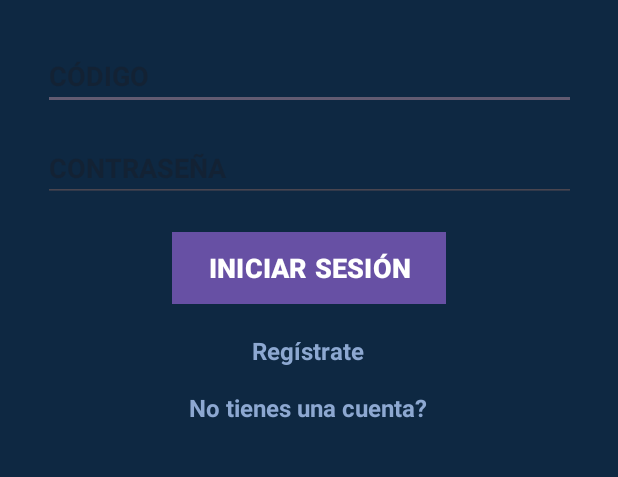
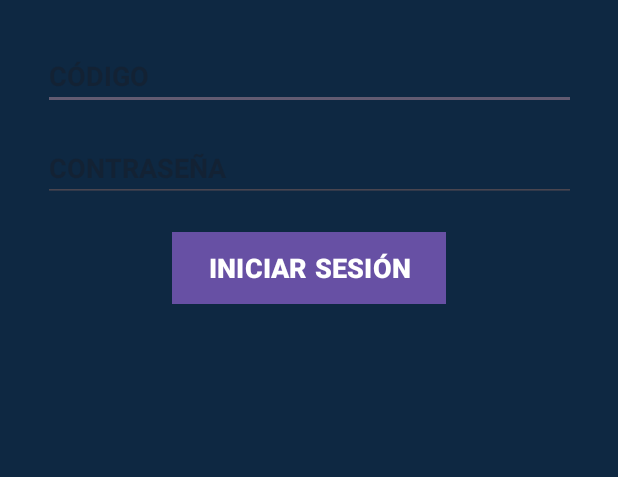
Before and after one commit to ALP300/JMG_ASCENSORES_SW2, an Android app: the screen it shows after launch (MainActivity), on a phone screen of 412 x 824 dp, the part 371-848 px from its top. Run offline under Robolectric (Android 15) with nearby library versions, the phone set to English and light mode, and no system bars.

Commit message:
Descripción de los cambios realizados

```diff
--- a/app/build.gradle.kts
+++ b/app/build.gradle.kts
@@ -8,7 +8,7 @@ android {
 
     defaultConfig {
         applicationId = "com.example.jmg_ascensores"
-        minSdk = 24
+        minSdk = 26
         targetSdk = 34
         versionCode = 1
         versionName = "1.0"
@@ -32,7 +32,7 @@ android {
 }
 
 dependencies {
-
+    implementation("org.postgresql:postgresql:42.2.9")
     implementation(libs.appcompat)
     implementation(libs.material)
     implementation(libs.activity)
--- a/app/src/main/AndroidManifest.xml
+++ b/app/src/main/AndroidManifest.xml
@@ -1,8 +1,10 @@
 <?xml version="1.0" encoding="utf-8"?>
 <manifest xmlns:android="http://schemas.android.com/apk/res/android"
     xmlns:tools="http://schemas.android.com/tools">
+    <uses-permission android:name="android.permission.INTERNET"/>
 
     <application
+
         android:allowBackup="true"
         android:dataExtractionRules="@xml/data_extraction_rules"
         android:fullBackupContent="@xml/backup_rules"
@@ -33,4 +35,5 @@
         </activity>
     </application>
 
+
 </manifest>
--- /dev/null
+++ b/app/src/main/java/com/example/jmg_ascensores/ConnectToDatabaseTask.java
@@ -0,0 +1,42 @@
+package com.example.jmg_ascensores;
+
+import android.os.AsyncTask;
+import android.util.Log;
+
+import java.sql.Connection;
+import java.sql.DriverManager;
+import java.sql.SQLException;
+
+public class ConnectToDatabaseTask extends AsyncTask<Void, Void, Connection> {
+    // Configura tus constantes de conexión
+    private static final String DB_URL = "jdbc:postgresql://dpg-cs391pjv2p9s738vcbi0-a.oregon-postgres.render.com:5432/jmg_bd";
+    private static final String USERNAME = "jmg_bd_user";
+    private static final String PASSWORD = "Z73pxTACjrn4uzswVY0I4msxc7yMzha8";
+
+    @Override
+    protected Connection doInBackground(Void... voids) {
+        Connection connection = null;
+        try {
+            // Cargar el controlador JDBC para PostgreSQL
+            Class.forName("org.postgresql.Driver");
+            // Intentar establecer la conexión
+            connection = DriverManager.getConnection(DB_URL, USERNAME, PASSWORD);
+        } catch (SQLException e) {
+            Log.e("Database", "Error de SQL: " + e.getMessage());
+        } catch (ClassNotFoundException e) {
+            Log.e("Database", "Controlador no encontrado: " + e.getMessage());
+        }
+        return connection;
+    }
+
+    @Override
+    protected void onPostExecute(Connection connection) {
+        if (connection == null) {
+            Log.e("Database", "Conexión fallida");
+        } else {
+            Log.i("Database", "Conexión exitosa");
+            // Aquí puedes cerrar la conexión si no la necesitas más
+            // try { connection.close(); } catch (SQLException e) { e.printStackTrace(); }
+        }
+    }
+}
--- /dev/null
+++ b/app/src/main/java/com/example/jmg_ascensores/DatabaseConnection.java
@@ -0,0 +1,22 @@
+package com.example.jmg_ascensores;
+
+import java.sql.Connection;
+import java.sql.DriverManager;
+import java.sql.SQLException;
+
+public class DatabaseConnection {
+    private static final String URL = "jdbc:postgresql://jmg_bd_user:Z73pxTACjrn4uzswVY0I4msxc7yMzha8@dpg-cs391pjv2p9s738vcbi0-a.oregon-postgres.render.com:5432/jmg_bd"; // Asegúrate de que la URL sea correcta
+    private static final String USER = "jmg_bd_user"; // Usuario de la base de datos
+    private static final String PASSWORD = "Z73pxTACjrn4uzswVY0I4msxc7yMzha8"; // Contraseña de la base de datos
+
+    // Método para obtener la conexión
+    public static Connection getConnection() {
+        try {
+            Class.forName("org.postgresql.Driver"); // Carga el controlador de PostgreSQL
+            return DriverManager.getConnection(URL, USER, PASSWORD); // Devuelve la conexión
+        } catch (SQLException | ClassNotFoundException e) {
+            e.printStackTrace(); // Imprime cualquier excepción que ocurra
+            return null;
+        }
+    }
+}
--- a/app/src/main/java/com/example/jmg_ascensores/MainActivity.java
+++ b/app/src/main/java/com/example/jmg_ascensores/MainActivity.java
@@ -2,23 +2,24 @@ package com.example.jmg_ascensores;
 
 import android.os.Bundle;
 
-import androidx.activity.EdgeToEdge;
+import java.sql.Connection;
+import java.sql.DriverManager;
+import java.sql.ResultSet;
+import java.sql.SQLException;
+import java.sql.Statement;
+import android.os.StrictMode;
+import android.os.Bundle;
+import android.util.Log;
 import androidx.appcompat.app.AppCompatActivity;
-import androidx.core.graphics.Insets;
-import androidx.core.view.ViewCompat;
-import androidx.core.view.WindowInsetsCompat;
 
 public class MainActivity extends AppCompatActivity {
-
     @Override
     protected void onCreate(Bundle savedInstanceState) {
         super.onCreate(savedInstanceState);
-        EdgeToEdge.enable(this);
         setContentView(R.layout.iniciar_sesion);
-        ViewCompat.setOnApplyWindowInsetsListener(findViewById(R.id.main), (v, insets) -> {
-            Insets systemBars = insets.getInsets(WindowInsetsCompat.Type.systemBars());
-            v.setPadding(systemBars.left, systemBars.top, systemBars.right, systemBars.bottom);
-            return insets;
-        });
+
+        new ConnectToDatabaseTask().execute();  // Ejecutar el AsyncTask
     }
+
+
 }
--- a/app/src/main/res/layout/iniciar_sesion.xml
+++ b/app/src/main/res/layout/iniciar_sesion.xml
@@ -61,32 +61,6 @@ android:background="#00BFFF"
     app:layout_constraintStart_toStartOf="parent"
     app:layout_constraintTop_toBottomOf="@id/password_input_text" /> <!-- Update constraint -->
 
-<TextView
-android:id="@+id/register_link"
-android:layout_width="wrap_content"
-android:layout_height="wrap_content"
-android:layout_marginTop="20dp"
-android:text="Regístrate"
-android:textColor="#8DA8D1"
-android:textSize="16sp"
-android:textStyle="bold"
-app:layout_constraintEnd_toEndOf="parent"
-app:layout_constraintHorizontal_bias="0.498"
-app:layout_constraintStart_toStartOf="parent"
-app:layout_constraintTop_toBottomOf="@id/login_button" /> <!-- Update constraint -->
 
-<TextView
-android:id="@+id/no_account_text"
-android:layout_width="wrap_content"
-android:layout_height="wrap_content"
-android:layout_marginTop="16dp"
-android:text="No tienes una cuenta?"
-android:textColor="#8DA8D1"
-android:textSize="16sp"
-android:textStyle="bold"
-app:layout_constraintEnd_toEndOf="parent"
-app:layout_constraintHorizontal_bias="0.498"
-app:layout_constraintStart_toStartOf="parent"
-app:layout_constraintTop_toBottomOf="@id/register_link" />
 
     </androidx.constraintlayout.widget.ConstraintLayout>
```
